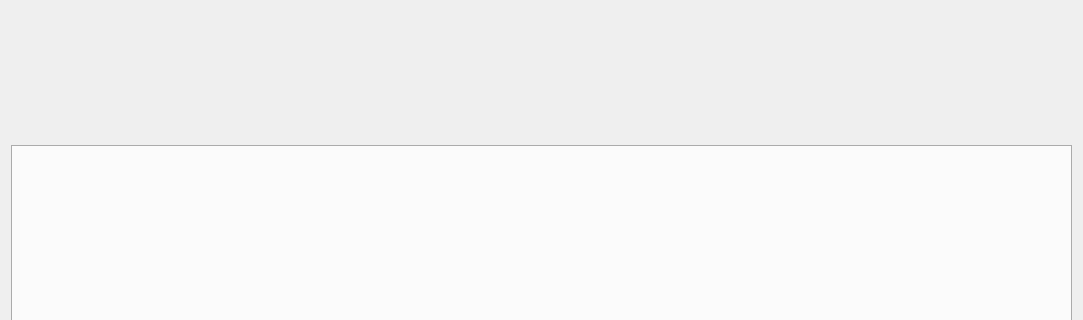
Before: the Qt Designer form MasterCtrlSet/home/home_mainwid.ui in ChinaClever/PDU-Settings, drawn with Qt 5; both pictures show x 0 to 1083 and y 142 to 462 of the 1083 by 595 pixel window.
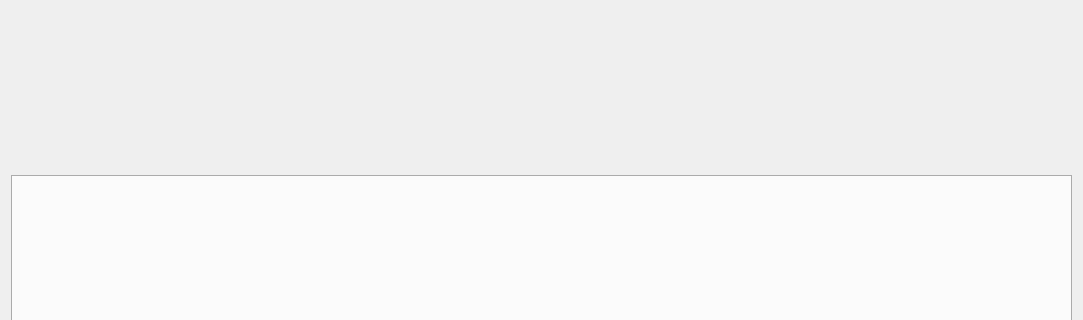
After: the same form once the commit is applied.

```diff
--- a/MasterCtrlSet/home/home_mainwid.ui
+++ b/MasterCtrlSet/home/home_mainwid.ui
@@ -19,13 +19,13 @@
      <property name="minimumSize">
       <size>
        <width>0</width>
-       <height>270</height>
+       <height>300</height>
       </size>
      </property>
      <property name="maximumSize">
       <size>
        <width>16777215</width>
-       <height>280</height>
+       <height>300</height>
       </size>
      </property>
     </widget>
```
